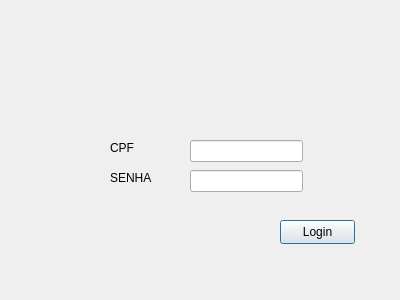
Above: vinil_qt/teste_login.ui from INF112-Programacao2/20222-team-9 before the change. Below: the same form after it.
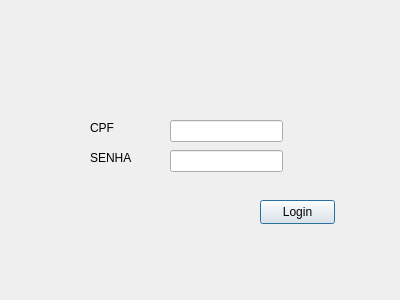
That is the form after the change.

The edit to the form file:
```diff
--- a/vinil_qt/teste_login.ui
+++ b/vinil_qt/teste_login.ui
@@ -16,8 +16,8 @@
   <widget class="QLabel" name="label">
    <property name="geometry">
     <rect>
-     <x>110</x>
-     <y>140</y>
+     <x>90</x>
+     <y>120</y>
      <width>49</width>
      <height>16</height>
     </rect>
@@ -29,8 +29,8 @@
   <widget class="QLabel" name="label_2">
    <property name="geometry">
     <rect>
-     <x>110</x>
-     <y>170</y>
+     <x>90</x>
+     <y>150</y>
      <width>49</width>
      <height>16</height>
     </rect>
@@ -42,8 +42,8 @@
   <widget class="QLineEdit" name="tx_cpf">
    <property name="geometry">
     <rect>
-     <x>190</x>
-     <y>140</y>
+     <x>170</x>
+     <y>120</y>
      <width>113</width>
      <height>22</height>
     </rect>
@@ -52,8 +52,8 @@
   <widget class="QLineEdit" name="tx_senha">
    <property name="geometry">
     <rect>
-     <x>190</x>
-     <y>170</y>
+     <x>170</x>
+     <y>150</y>
      <width>113</width>
      <height>22</height>
     </rect>
@@ -62,8 +62,8 @@
   <widget class="QPushButton" name="pushButton">
    <property name="geometry">
     <rect>
-     <x>280</x>
-     <y>220</y>
+     <x>260</x>
+     <y>200</y>
      <width>75</width>
      <height>24</height>
     </rect>
```
